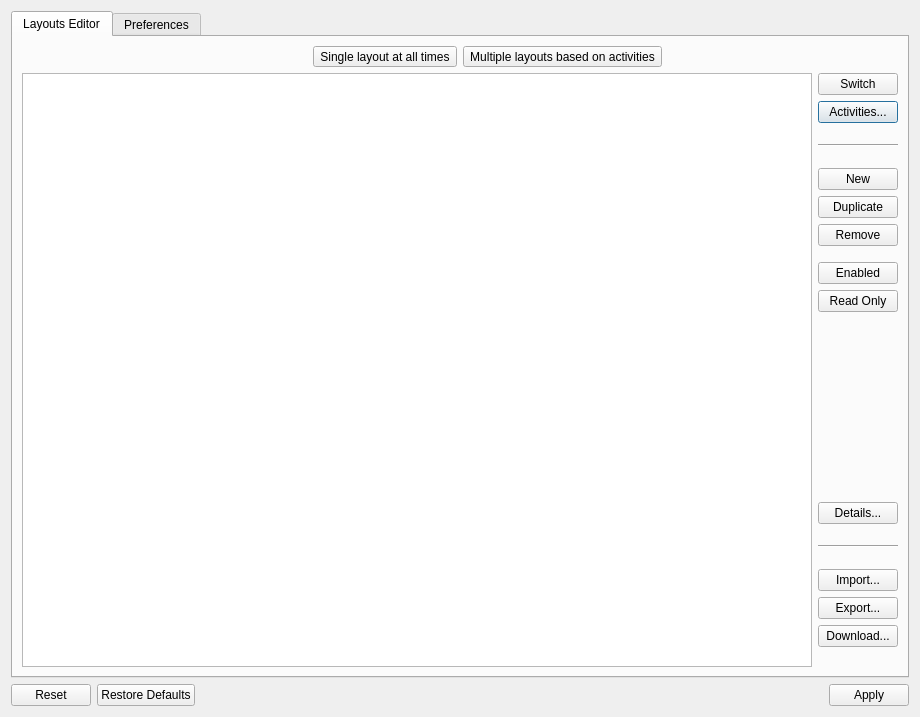
This is app/settings/settingsdialog/settingsdialog.ui in KDE/latte-dock as Qt 5 draws it before an edit. The edited form follows.
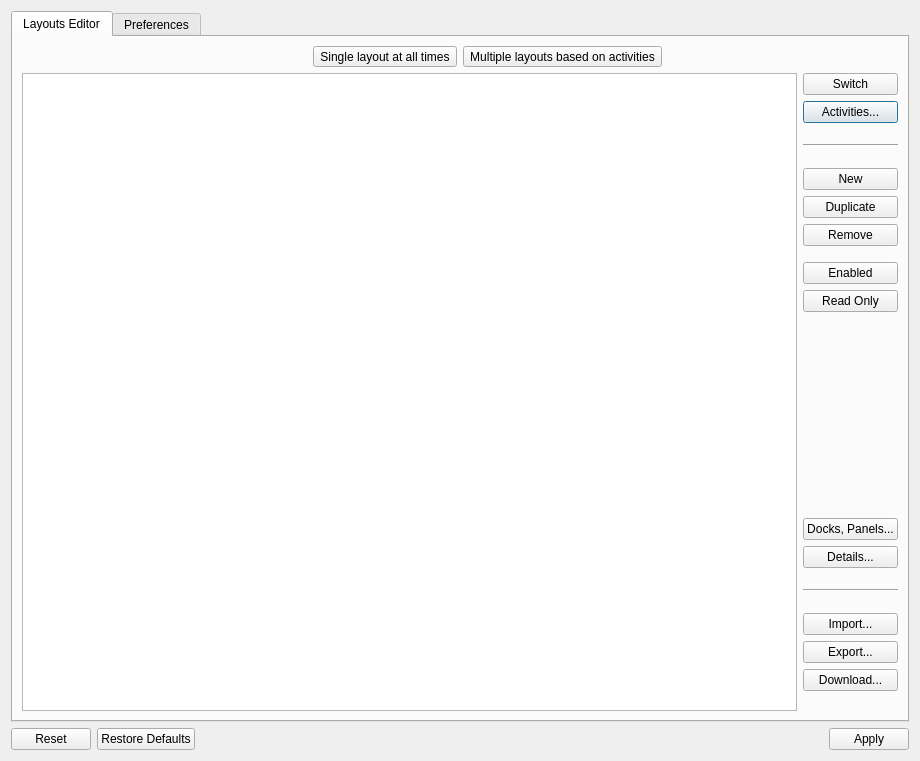
This is the edited form. Icons and pictures are not drawn. Custom widgets are drawn as their Qt base class.

Commit message: settingsdialog:provide docks,panels button

```diff
--- a/app/settings/settingsdialog/settingsdialog.ui
+++ b/app/settings/settingsdialog/settingsdialog.ui
@@ -7,7 +7,7 @@
     <x>0</x>
     <y>0</y>
     <width>920</width>
-    <height>717</height>
+    <height>761</height>
    </rect>
   </property>
   <property name="sizePolicy">
@@ -350,6 +350,16 @@
                 </property>
                </spacer>
               </item>
+              <item>
+               <widget class="QPushButton" name="viewsBtn">
+                <property name="text">
+                 <string notr="true">Docks, Panels...</string>
+                </property>
+                <property name="icon">
+                 <iconset theme="window"/>
+                </property>
+               </widget>
+              </item>
               <item>
                <widget class="QPushButton" name="detailsButton">
                 <property name="text">
```
Left out of the diff: 2 changed lines with no effect on the pictures. The commit also changes 1 other file.
